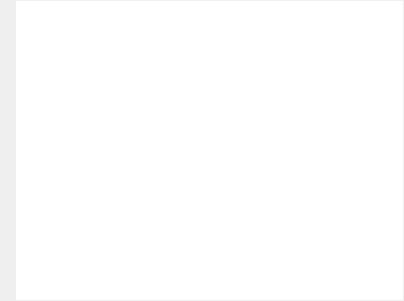
Old version of the form src/mdichildform.ui in the repository GCodeProjects/GCodeWorkShop.
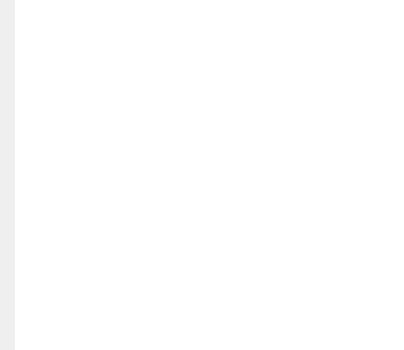
New version of the form. Icons and pictures are not drawn.

```diff
--- a/src/mdichildform.ui
+++ b/src/mdichildform.ui
@@ -7,7 +7,7 @@
     <x>0</x>
     <y>0</y>
     <width>404</width>
-    <height>301</height>
+    <height>350</height>
    </rect>
   </property>
   <property name="sizePolicy">
@@ -18,8 +18,8 @@
   </property>
   <property name="minimumSize">
    <size>
-    <width>300</width>
-    <height>250</height>
+    <width>350</width>
+    <height>300</height>
    </size>
   </property>
   <property name="focusPolicy">
@@ -37,7 +37,7 @@
     <number>0</number>
    </property>
    <property name="margin">
-    <number>1</number>
+    <number>0</number>
    </property>
    <item>
     <widget class="QWidget" name="marginWidget" native="true">
@@ -67,10 +67,10 @@
       <enum>QFrame::NoFrame</enum>
      </property>
      <property name="frameShadow">
-      <enum>QFrame::Plain</enum>
+      <enum>QFrame::Raised</enum>
      </property>
      <property name="lineWidth">
-      <number>-1</number>
+      <number>0</number>
      </property>
      <property name="midLineWidth">
       <number>-1</number>
```
